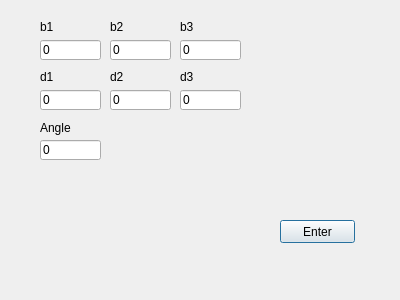
Old version of the form forms/linerotationdialog.ui in the repository BenjaminDeguerre/cubeRotation.
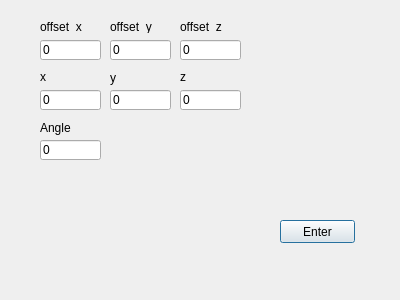
New version of the form.

Patch:
```diff
--- a/forms/linerotationdialog.ui
+++ b/forms/linerotationdialog.ui
@@ -127,7 +127,7 @@
     </rect>
    </property>
    <property name="text">
-    <string>b1</string>
+    <string>offset_x</string>
    </property>
   </widget>
   <widget class="QLabel" name="label_2">
@@ -140,7 +140,7 @@
     </rect>
    </property>
    <property name="text">
-    <string>b2</string>
+    <string>offset_y</string>
    </property>
   </widget>
   <widget class="QLabel" name="label_3">
@@ -153,7 +153,7 @@
     </rect>
    </property>
    <property name="text">
-    <string>b3</string>
+    <string>offset_z</string>
    </property>
   </widget>
   <widget class="QLabel" name="label_4">
@@ -162,11 +162,11 @@
      <x>110</x>
      <y>70</y>
      <width>47</width>
-     <height>13</height>
+     <height>16</height>
     </rect>
    </property>
    <property name="text">
-    <string>d2</string>
+    <string>y</string>
    </property>
   </widget>
   <widget class="QLabel" name="label_5">
@@ -179,7 +179,7 @@
     </rect>
    </property>
    <property name="text">
-    <string>d1</string>
+    <string>x</string>
    </property>
   </widget>
   <widget class="QLabel" name="label_6">
@@ -192,7 +192,7 @@
     </rect>
    </property>
    <property name="text">
-    <string>d3</string>
+    <string>z</string>
    </property>
   </widget>
   <widget class="QLabel" name="label_8">
```
